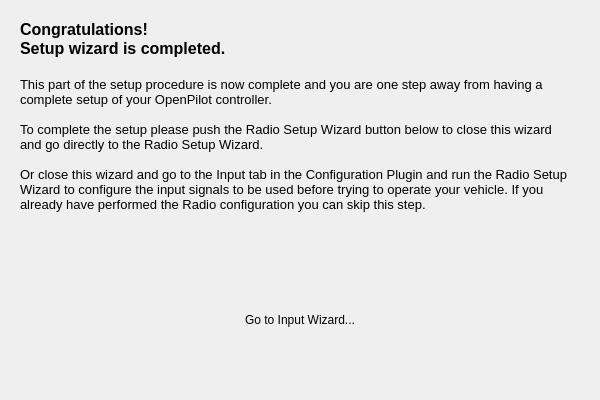
Old version of the form ground/openpilotgcs/src/plugins/setupwizard/pages/endpage.ui in the repository openpilot/OpenPilot.
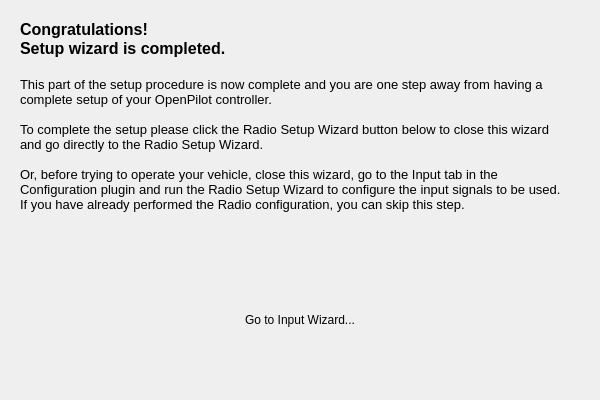
New version of the form. Icons and pictures are not drawn.

```diff
--- a/ground/openpilotgcs/src/plugins/setupwizard/pages/endpage.ui
+++ b/ground/openpilotgcs/src/plugins/setupwizard/pages/endpage.ui
@@ -38,9 +38,9 @@
 &lt;p style=&quot;-qt-paragraph-type:empty; margin-top:0px; margin-bottom:0px; margin-left:0px; margin-right:0px; -qt-block-indent:0; text-indent:0px; font-size:12pt; font-weight:600;&quot;&gt;&lt;br /&gt;&lt;/p&gt;
 &lt;p style=&quot; margin-top:0px; margin-bottom:0px; margin-left:0px; margin-right:0px; -qt-block-indent:0; text-indent:0px;&quot;&gt;&lt;span style=&quot; font-size:10pt;&quot;&gt;This part of the setup procedure is now complete and you are one step away from having a complete setup of your OpenPilot controller.&lt;/span&gt;&lt;/p&gt;
 &lt;p style=&quot;-qt-paragraph-type:empty; margin-top:0px; margin-bottom:0px; margin-left:0px; margin-right:0px; -qt-block-indent:0; text-indent:0px; font-size:10pt;&quot;&gt;&lt;br /&gt;&lt;/p&gt;
-&lt;p style=&quot; margin-top:0px; margin-bottom:0px; margin-left:0px; margin-right:0px; -qt-block-indent:0; text-indent:0px;&quot;&gt;&lt;span style=&quot; font-size:10pt;&quot;&gt;To complete the setup please push the Radio Setup Wizard button below to close this wizard and go directly to the Radio Setup Wizard.&lt;/span&gt;&lt;/p&gt;
+&lt;p style=&quot; margin-top:0px; margin-bottom:0px; margin-left:0px; margin-right:0px; -qt-block-indent:0; text-indent:0px;&quot;&gt;&lt;span style=&quot; font-size:10pt;&quot;&gt;To complete the setup please click the Radio Setup Wizard button below to close this wizard and go directly to the Radio Setup Wizard.&lt;/span&gt;&lt;/p&gt;
 &lt;p style=&quot;-qt-paragraph-type:empty; margin-top:0px; margin-bottom:0px; margin-left:0px; margin-right:0px; -qt-block-indent:0; text-indent:0px; font-size:10pt;&quot;&gt;&lt;br /&gt;&lt;/p&gt;
-&lt;p style=&quot; margin-top:0px; margin-bottom:0px; margin-left:0px; margin-right:0px; -qt-block-indent:0; text-indent:0px;&quot;&gt;&lt;span style=&quot; font-size:10pt;&quot;&gt;Or close this wizard and go to the Input tab in the Configuration Plugin and run the &lt;/span&gt;&lt;span style=&quot; font-size:10pt;&quot;&gt;Radio Setup Wizard&lt;/span&gt;&lt;span style=&quot; font-size:10pt;&quot;&gt; to configure the input signals to be used before trying to operate your vehicle. If you already have performed the Radio configuration you can skip this step. &lt;/span&gt;&lt;/p&gt;
+&lt;p style=&quot; margin-top:0px; margin-bottom:0px; margin-left:0px; margin-right:0px; -qt-block-indent:0; text-indent:0px;&quot;&gt;&lt;span style=&quot; font-size:10pt;&quot;&gt;Or, before trying to operate your vehicle, close this wizard, go to the Input tab in the Configuration plugin and run the Radio Setup Wizard to configure the input signals to be used. If you have already performed the Radio configuration, you can skip this step. &lt;/span&gt;&lt;/p&gt;
 &lt;p style=&quot;-qt-paragraph-type:empty; margin-top:0px; margin-bottom:0px; margin-left:0px; margin-right:0px; -qt-block-indent:0; text-indent:0px; font-size:10pt;&quot;&gt;&lt;br /&gt;&lt;/p&gt;&lt;/body&gt;&lt;/html&gt;</string>
    </property>
    <property name="alignment">
```
